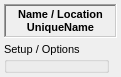
disorderedmaterials/dissolve, file src/gui/modulecontrolwidget.ui: the form before one commit.
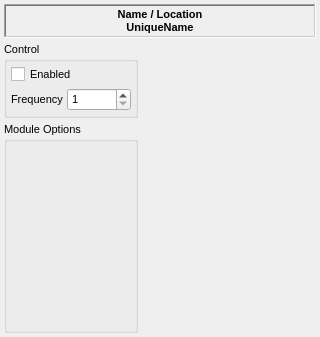
The form after the commit.

Commit message: ModuleControlWidget now has Control widgets, and idsplays list of Configuration targets.

Patch:
```diff
--- a/src/gui/modulecontrolwidget.ui
+++ b/src/gui/modulecontrolwidget.ui
@@ -6,8 +6,8 @@
    <rect>
     <x>0</x>
     <y>0</y>
-    <width>121</width>
-    <height>77</height>
+    <width>320</width>
+    <height>337</height>
    </rect>
   </property>
   <property name="font">
@@ -138,6 +138,73 @@
        <number>0</number>
       </property>
       <item>
+       <layout class="QVBoxLayout" name="verticalLayout_3">
+        <item>
+         <widget class="QGroupBox" name="ControlGroup">
+          <property name="sizePolicy">
+           <sizepolicy hsizetype="Minimum" vsizetype="Minimum">
+            <horstretch>0</horstretch>
+            <verstretch>0</verstretch>
+           </sizepolicy>
+          </property>
+          <property name="font">
+           <font>
+            <pointsize>8</pointsize>
+           </font>
+          </property>
+          <property name="title">
+           <string>Control</string>
+          </property>
+          <layout class="QGridLayout" name="gridLayout">
+           <property name="leftMargin">
+            <number>4</number>
+           </property>
+           <property name="topMargin">
+            <number>4</number>
+           </property>
+           <property name="rightMargin">
+            <number>4</number>
+           </property>
+           <property name="bottomMargin">
+            <number>4</number>
+           </property>
+           <property name="spacing">
+            <number>4</number>
+           </property>
+           <item row="0" column="0" colspan="2">
+            <widget class="QCheckBox" name="EnabledCheck">
+             <property name="text">
+              <string>Enabled</string>
+             </property>
+            </widget>
+           </item>
+           <item row="1" column="0">
+            <widget class="QLabel" name="label">
+             <property name="sizePolicy">
+              <sizepolicy hsizetype="Minimum" vsizetype="Preferred">
+               <horstretch>0</horstretch>
+               <verstretch>0</verstretch>
+              </sizepolicy>
+             </property>
+             <property name="text">
+              <string>Frequency</string>
+             </property>
+            </widget>
+           </item>
+           <item row="1" column="1">
+            <widget class="QSpinBox" name="FrequencySpin">
+             <property name="minimum">
+              <number>1</number>
+             </property>
+             <property name="maximum">
+              <number>100000</number>
+             </property>
+            </widget>
+           </item>
+          </layout>
+         </widget>
+        </item>
+        <item>
        <widget class="QGroupBox" name="OptionsGroup">
         <property name="sizePolicy">
          <sizepolicy hsizetype="Minimum" vsizetype="Expanding">
@@ -151,9 +218,11 @@
          </font>
         </property>
         <property name="title">
-         <string>Setup / Options</string>
-        </property>
-       </widget>
+           <string>Module Options</string>
+          </property>
+         </widget>
+        </item>
+       </layout>
       </item>
       <item>
        <widget class="QWidget" name="ControlsWidget" native="true">
```
Lines whose indentation alone changed are shown as unchanged. The commit also changes 2 other files.
